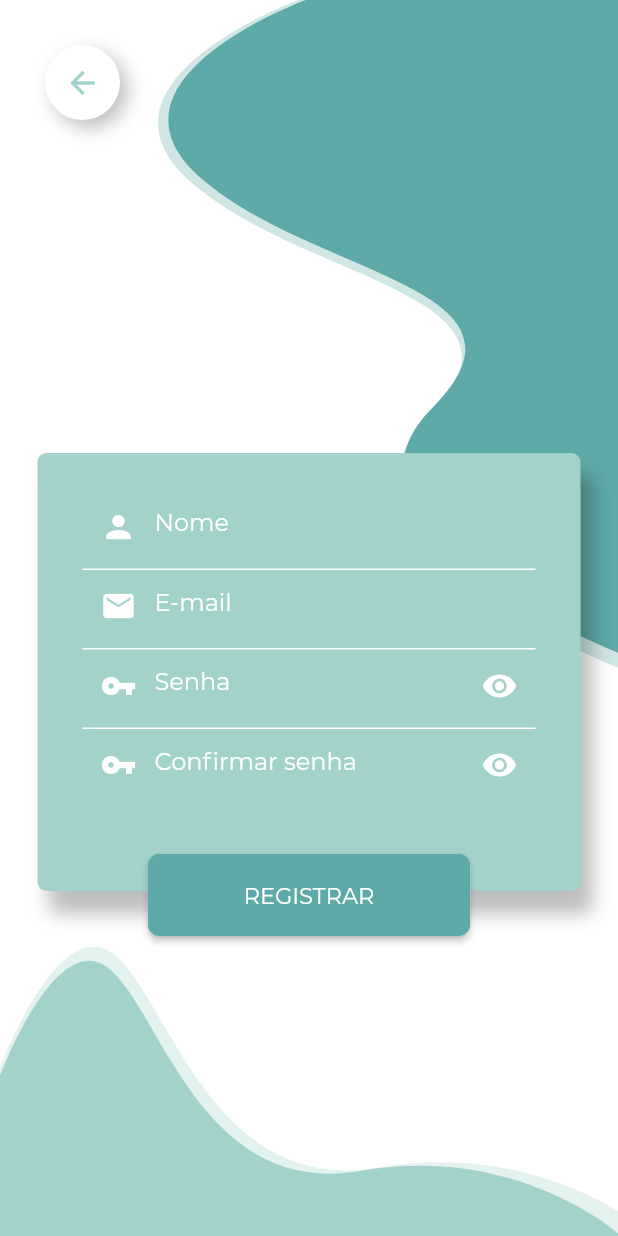
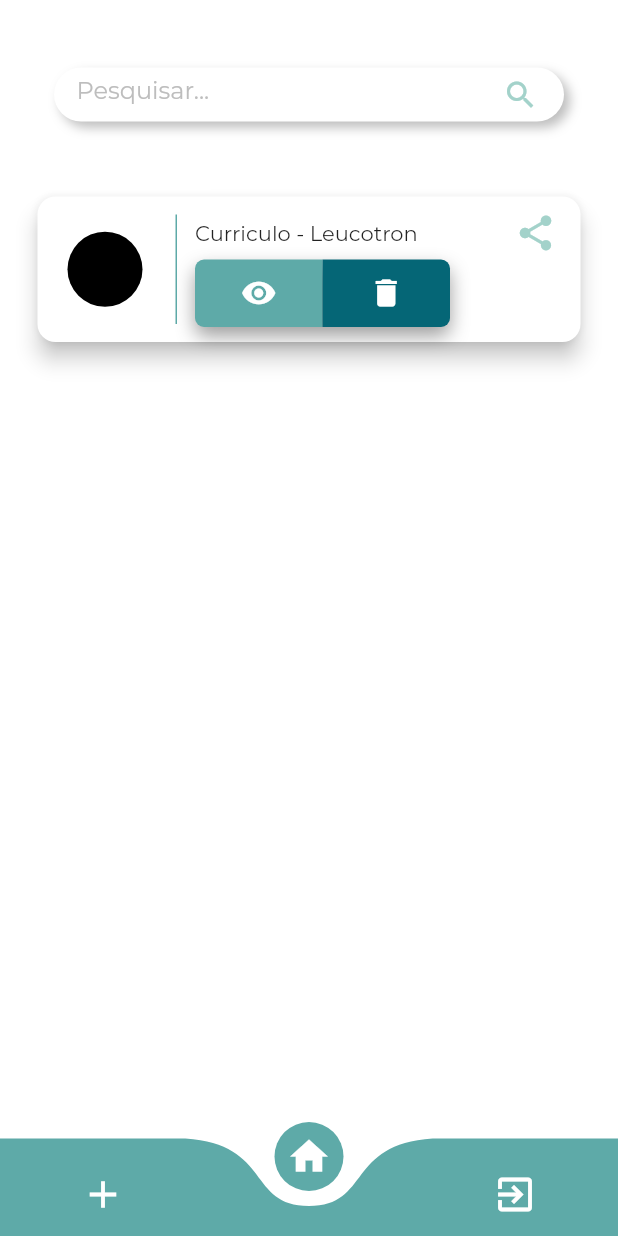
Before and after one commit to jpgSouza/my-resume-app, a Flutter app: the screen it shows after launch, on a phone screen of 412 x 824 dp. Run offline on Flutter 3.47's test engine with Material 2 defaults, Android fonts, the phone set to English and light mode, and no system bars; drawn by our look-alikes of curved_navigation_bar; our stand-ins replace flutter_svg.

Commit message:
Navigator dependency and Home View implementation

```diff
--- a/lib/main.dart
+++ b/lib/main.dart
@@ -1,7 +1,7 @@
 import 'package:flutter/material.dart';
 import 'package:my_resume_app/constants.dart';
 import 'package:my_resume_app/src/views/auth/login_view.dart';
-import 'package:my_resume_app/src/views/auth/register_view.dart';
+import 'package:my_resume_app/src/views/widgets/navigator/custom_bottom_navigator.dart';
 
 void main() => runApp(MyApp());
 
@@ -12,6 +12,6 @@ class MyApp extends StatelessWidget {
         title: "My Resume",
         debugShowCheckedModeBanner: false,
         theme: ThemeData(primaryColor: primaryColor, fontFamily: font),
-        home: RegisterView());
+        home: BottomNavigator());
   }
 }
--- a/lib/src/views/auth/login_view.dart
+++ b/lib/src/views/auth/login_view.dart
@@ -51,7 +51,8 @@ class LoginView extends StatelessWidget {
                             null,
                             "E-mail",
                             TextInputType.emailAddress,
-                            false),
+                            false,
+                            Colors.white),
                         Container(
                             padding: EdgeInsets.all(2.0),
                             decoration: BoxDecoration(
@@ -69,7 +70,8 @@ class LoginView extends StatelessWidget {
                             ),
                             "Senha",
                             TextInputType.text,
-                            true),
+                            true,
+                            Colors.white),
                         Align(
                           alignment: Alignment.centerRight,
                           child: FlatButton(
--- a/lib/src/views/auth/register_view.dart
+++ b/lib/src/views/auth/register_view.dart
@@ -56,7 +56,8 @@ class RegisterView extends StatelessWidget {
                                 null,
                                 "Nome",
                                 TextInputType.text,
-                                false),
+                                false,
+                                Colors.white),
                             Container(
                                 padding: EdgeInsets.all(2.0),
                                 decoration: BoxDecoration(
@@ -71,7 +72,8 @@ class RegisterView extends StatelessWidget {
                                 null,
                                 "E-mail",
                                 TextInputType.emailAddress,
-                                true),
+                                false,
+                                Colors.white),
                             Container(
                                 padding: EdgeInsets.all(2.0),
                                 decoration: BoxDecoration(
@@ -89,7 +91,8 @@ class RegisterView extends StatelessWidget {
                                 ),
                                 "Senha",
                                 TextInputType.text,
-                                true),
+                                true,
+                                Colors.white),
                             Container(
                                 padding: EdgeInsets.all(2.0),
                                 decoration: BoxDecoration(
@@ -107,7 +110,8 @@ class RegisterView extends StatelessWidget {
                                 ),
                                 "Confirmar senha",
                                 TextInputType.text,
-                                true),
+                                true,
+                                Colors.white),
                           ],
                         ))),
                 Positioned(
--- /dev/null
+++ b/lib/src/views/user/home_view.dart
@@ -0,0 +1,55 @@
+import 'package:flutter/material.dart';
+import 'package:my_resume_app/constants.dart';
+import 'package:my_resume_app/src/views/widgets/form/custom_input_fields.dart';
+import 'package:my_resume_app/src/views/widgets/tiles/custom_resume_list.dart';
+
+class HomeView extends StatefulWidget {
+  @override
+  _HomeViewState createState() => _HomeViewState();
+}
+
+class _HomeViewState extends State<HomeView> {
+  @override
+  Widget build(BuildContext context) {
+    return Scaffold(
+      resizeToAvoidBottomInset: false,
+      backgroundColor: Colors.white,
+      body: SafeArea(
+        child: Column(
+          children: [
+            Container(
+                padding: EdgeInsets.only(left: 15.0, right: 5.0),
+                height: 36.0,
+                margin: EdgeInsets.only(left: 36.0, right: 36.0, top: 45.0),
+                decoration: BoxDecoration(
+                    color: Colors.white,
+                    borderRadius: BorderRadius.circular(20.0),
+                    boxShadow: [
+                      BoxShadow(
+                          color: Colors.black26,
+                          blurRadius: 6.0,
+                          offset: Offset(4, 4))
+                    ]),
+                child: InputFields(
+                  null,
+                  IconButton(
+                    onPressed: () {},
+                    icon: Icon(Icons.search),
+                    color: primaryColor,
+                    padding: EdgeInsets.zero,
+                  ),
+                  "Pesquisar...",
+                  TextInputType.text,
+                  false,
+                  Colors.grey[400],
+                )),
+            SizedBox(
+              height: 30.0,
+            ),
+            ResumeTile(),
+          ],
+        ),
+      ),
+    );
+  }
+}
--- a/lib/src/views/widgets/form/custom_input_fields.dart
+++ b/lib/src/views/widgets/form/custom_input_fields.dart
@@ -6,14 +6,15 @@ class InputFields extends StatelessWidget {
   final String hint;
   final TextInputType textInputType;
   final bool obscure;
+  final Color color;
 
   InputFields(this.prefixIcon, this.suffixIcon, this.hint, this.textInputType,
-      this.obscure);
+      this.obscure, this.color);
 
   @override
   Widget build(BuildContext context) {
     return TextFormField(
-      style: TextStyle(color: Colors.white),
+      style: TextStyle(color: this.color),
       obscureText: this.obscure,
       keyboardType: this.textInputType,
       decoration: InputDecoration(
@@ -21,7 +22,7 @@ class InputFields extends StatelessWidget {
           prefixIcon: this.prefixIcon,
           suffixIcon: this.suffixIcon,
           hintText: this.hint,
-          hintStyle: TextStyle(color: Colors.white)),
+          hintStyle: TextStyle(color: this.color)),
     );
   }
 }
--- /dev/null
+++ b/lib/src/views/widgets/navigator/custom_bottom_navigator.dart
@@ -0,0 +1,56 @@
+import 'package:curved_navigation_bar/curved_navigation_bar.dart';
+import 'package:flutter/material.dart';
+import 'package:my_resume_app/constants.dart';
+import 'package:my_resume_app/src/views/user/home_view.dart';
+
+class BottomNavigator extends StatefulWidget {
+  @override
+  _BottomNavigator createState() => _BottomNavigator();
+}
+
+class _BottomNavigator extends State<BottomNavigator> {
+  GlobalKey _bottomNavigatorKey = GlobalKey();
+
+  int _startPage = 1;
+  final HomeView _homeView = new HomeView();
+
+  Widget _views = new HomeView();
+
+  Widget _transition(int index) {
+    switch (index) {
+      case 0:
+        break;
+      case 1:
+        return _homeView;
+        break;
+      case 2:
+        break;
+    }
+  }
+
+  @override
+  Widget build(BuildContext context) {
+    return Scaffold(
+      backgroundColor: Colors.white,
+      bottomNavigationBar: CurvedNavigationBar(
+          key: _bottomNavigatorKey,
+          index: _startPage,
+          color: buttonColor,
+          animationCurve: Curves.easeInOut,
+          animationDuration: Duration(milliseconds: 450),
+          backgroundColor: Colors.transparent,
+          height: 65.0,
+          items: <Widget>[
+            Icon(Icons.add, color: Colors.white, size: 30.0),
+            Icon(Icons.home, color: Colors.white, size: 30.0),
+            Icon(Icons.exit_to_app, color: Colors.white, size: 30.0),
+          ],
+          onTap: (int pageIndex) {
+            setState(() {
+              _views = _transition(pageIndex);
+            });
+          }),
+      body: _views,
+    );
+  }
+}
--- /dev/null
+++ b/lib/src/views/widgets/tiles/custom_resume_list.dart
@@ -0,0 +1,120 @@
+import 'package:flutter/material.dart';
+import 'package:my_resume_app/constants.dart';
+
+class ResumeTile extends StatelessWidget {
+  @override
+  Widget build(BuildContext context) {
+    return Container(
+      child: ListView(
+        shrinkWrap: true,
+        physics: AlwaysScrollableScrollPhysics(),
+        children: [
+          Card(
+            margin: EdgeInsets.symmetric(horizontal: 25.0, vertical: 20.0),
+            shape: RoundedRectangleBorder(
+              borderRadius: BorderRadius.circular(12.0),
+            ),
+            elevation: 6.0,
+            color: Colors.white,
+            child: Container(
+              padding: EdgeInsets.only(
+                  left: 20.0, right: 16.0, top: 10.0, bottom: 10.0),
+              child: Row(
+                children: [
+                  CircleAvatar(
+                    radius: 25.0,
+                    backgroundColor: Colors.black,
+                  ),
+                  SizedBox(
+                    width: 22.0,
+                  ),
+                  Container(
+                    height: 73.0,
+                    width: 1.0,
+                    color: buttonColor,
+                  ),
+                  SizedBox(
+                    width: 12.0,
+                  ),
+                  Container(
+                    child: Flexible(
+                      child: Column(
+                        crossAxisAlignment: CrossAxisAlignment.start,
+                        children: <Widget>[
+                          Row(
+                            mainAxisAlignment: MainAxisAlignment.spaceBetween,
+                            children: <Widget>[
+                              Text(
+                                "Curriculo - Leucotron",
+                              ),
+                              Icon(
+                                Icons.share,
+                                color: primaryColor,
+                                size: 28.0,
+                              )
+                            ],
+                          ),
+                          SizedBox(
+                            height: 4.0,
+                          ),
+                          Container(
+                            width: 170.0,
+                            height: 45.0,
+                            decoration: BoxDecoration(
+                                borderRadius: BorderRadius.circular(6.0),
+                                boxShadow: [
+                                  BoxShadow(
+                                      color: Colors.black38,
+                                      blurRadius: 10.0,
+                                      offset: Offset(0, 6))
+                                ]),
+                            child: Row(
+                              children: <Widget>[
+                                Container(
+                                    alignment: Alignment.center,
+                                    width: 85.0,
+                                    height: 45.0,
+                                    decoration: BoxDecoration(
+                                        color: buttonColor,
+                                        borderRadius: BorderRadius.only(
+                                            topLeft: Radius.circular(6.0),
+                                            bottomLeft: Radius.circular(6.0))),
+                                    child: GestureDetector(
+                                      onTap: () {},
+                                      child: Icon(
+                                        Icons.remove_red_eye,
+                                        color: Colors.white,
+                                      ),
+                                    )),
+                                Container(
+                                    alignment: Alignment.center,
+                                    width: 85.0,
+                                    height: 45.0,
+                                    decoration: BoxDecoration(
+                                        color: secondaryColor,
+                                        borderRadius: BorderRadius.only(
+                                            topRight: Radius.circular(6.0),
+                                            bottomRight: Radius.circular(6.0))),
+                                    child: GestureDetector(
+                                      onTap: () {},
+                                      child: Icon(
+                                        Icons.delete,
+                                        color: Colors.white,
+                                      ),
+                                    )),
+                              ],
+                            ),
+                          ),
+                        ],
+                      ),
+                    ),
+                  )
+                ],
+              ),
+            ),
+          )
+        ],
+      ),
+    );
+  }
+}
--- a/pubspec.yaml
+++ b/pubspec.yaml
@@ -26,6 +26,7 @@ dependencies:
 
   flutter_svg: ^0.19.0
   hexcolor: ^1.0.4
+  curved_navigation_bar: ^0.3.4
   cupertino_icons: ^1.0.0
 
 dev_dependencies:
```
